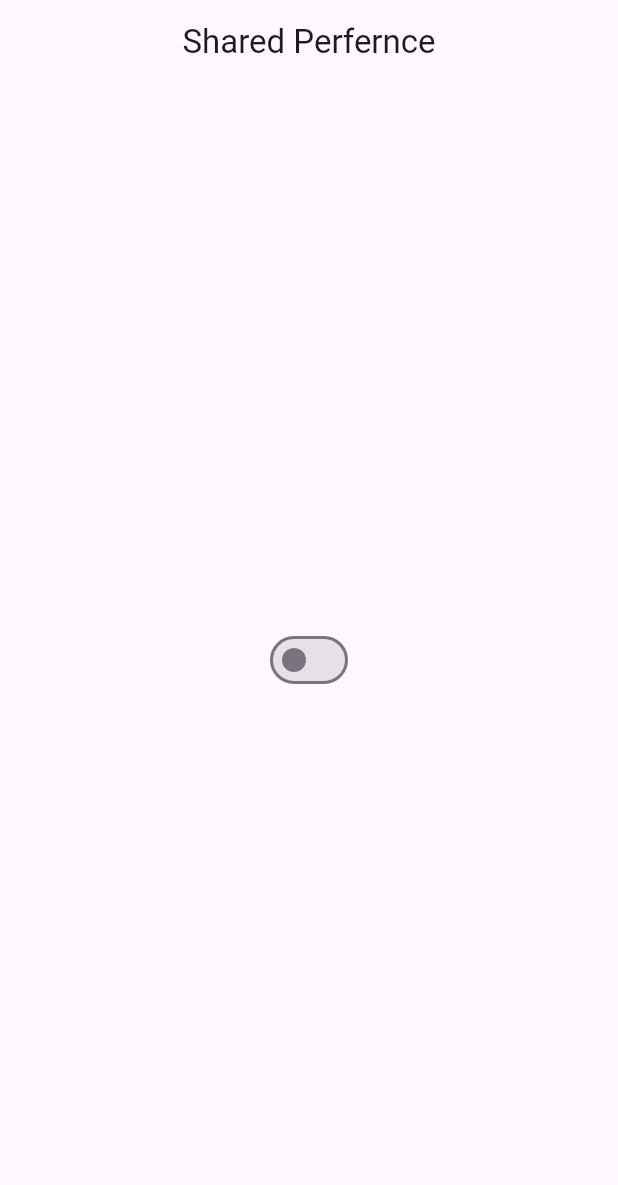
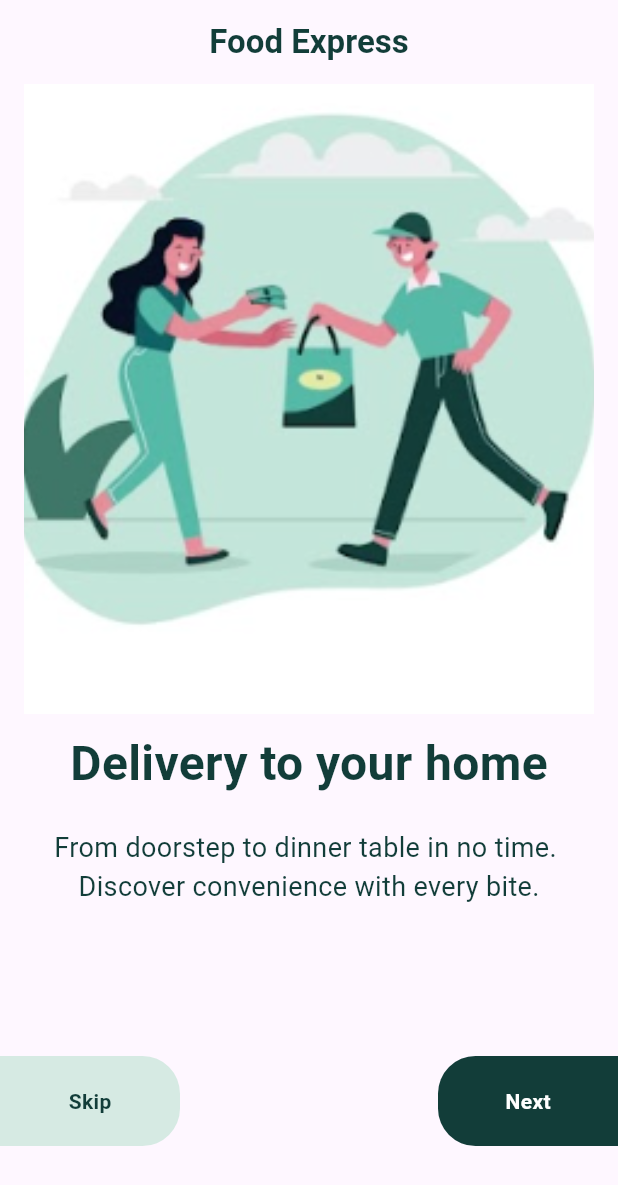
Before and after one commit to harshdusane2103/Adv_Flutter_Ch_First, a Flutter app: the screen it shows after launch, on a phone screen of 412 x 824 dp. Shown: the top 1185 px of the screen. Run offline on Flutter 3.47's test engine with Material 3 defaults, Android fonts, the phone set to English and light mode, and no system bars; our stand-ins replace shared_preferences.

Commit message:
13/7/2024

```diff
--- a/lib/Screen/PR_1.6_Task_1/Provider/provider.dart
+++ b/lib/Screen/PR_1.6_Task_1/Provider/provider.dart
@@ -1,5 +1,6 @@
 import 'package:flutter/material.dart';
 import 'package:shared_preferences/shared_preferences.dart';
+
 class SharedHomeProvider extends ChangeNotifier
 {
   bool isDark =false;
--- /dev/null
+++ b/lib/Screen/PR_1.6_Task_2/Provider/Introprovider.dart
@@ -0,0 +1,5 @@
+import 'package:flutter/material.dart';
+class IntroProvider extends ChangeNotifier
+{
+
+}
--- /dev/null
+++ b/lib/Screen/PR_1.6_Task_2/View/IntroScreen.dart
@@ -0,0 +1,73 @@
+import 'package:adv_fullter_ch1/Screen/PR_1.6_Task_2/View/Introscreen2.dart';
+import 'package:adv_fullter_ch1/Utils/color.dart';
+import 'package:flutter/material.dart';
+class IntroScreen1 extends StatelessWidget {
+  const IntroScreen1({super.key});
+
+  @override
+  Widget build(BuildContext context) {
+    return Scaffold(
+      appBar: AppBar(
+        centerTitle: true,
+        title: Text(
+          'Food Express',
+          style: TextStyle(color:primaryColor,fontWeight: FontWeight.bold),
+        ),
+
+      ),
+      body: Center(
+        child: Column(
+          children: [
+            Container(
+              height: 420,
+              width: 380,
+              decoration: BoxDecoration(
+                image: DecorationImage(
+                  fit: BoxFit.cover,
+                  image: AssetImage('asstes/image/image1.png'),
+                )
+              ),
+
+            ),
+            SizedBox(height: 10,),
+            Text('Delivery to your home',style: TextStyle(color: primaryColor,fontWeight: FontWeight.bold,fontSize: 32),),
+            SizedBox(height: 20,),
+            Text('From doorstep to dinner table in no time. ',style: TextStyle(color: primaryColor,fontSize: 18),),
+            Text('Discover convenience with every bite.',style: TextStyle(color: primaryColor,fontSize: 18),),
+            SizedBox(height: 100,),
+            Row(
+              mainAxisAlignment: MainAxisAlignment.spaceBetween,
+              children: [
+                Container(
+                  height: 60,
+                  width: 120,
+                  decoration: BoxDecoration(
+                    color: SecondaryColor,
+                    borderRadius: BorderRadius.only(topRight: Radius.circular(25),bottomRight: Radius.circular(25))
+                  ),
+                  child: Center(child: Text('Skip',style: TextStyle(color: primaryColor,fontWeight: FontWeight.bold),)),
+                ),
+                InkWell(onTap: () {
+                  Navigator.of(context).push(MaterialPageRoute(
+                      builder: (context) => IntroScreen2()));
+
+                },
+                  child: Container(
+                    height: 60,
+                    width: 120,
+                    decoration: BoxDecoration(
+                      color: primaryColor,
+                      borderRadius: BorderRadius.only(topLeft: Radius.circular(25),bottomLeft: Radius.circular(25))
+                    ),
+                    child: Center(child: Text('Next',style: TextStyle(color: Colors.white,fontWeight: FontWeight.bold),)),
+                  ),
+                ),
+              ],
+            )
+          ],
+        ),
+      ),
+
+    );
+  }
+}
--- /dev/null
+++ b/lib/Utils/color.dart
@@ -0,0 +1,3 @@
+import 'package:flutter/material.dart';
+  Color primaryColor = Color(0xff123D39);
+  Color SecondaryColor = Color(0xffD6EAE3);
--- a/lib/main.dart
+++ b/lib/main.dart
@@ -5,26 +5,48 @@
 
 
 
-import 'package:adv_fullter_ch1/Screen/PR_1.6_Task_1/Provider/provider.dart';
+
+import 'package:adv_fullter_ch1/Screen/PR_1.6_Task_2/View/IntroScreen.dart';
+import 'package:adv_fullter_ch1/Screen/PR_1.6_Task_2/View/Introscreen2.dart';
 import 'package:flutter/material.dart';
-import 'package:provider/provider.dart';
-import 'package:shared_preferences/shared_preferences.dart';
 
 
-import 'Screen/PR_1.6_Task_1/view/home.dart';
 
 
-Future<void> main() async {
-  WidgetsFlutterBinding.ensureInitialized();
-
-   SharedPreferences sharedPreferences= await SharedPreferences.getInstance();
-  bool theme =sharedPreferences.getBool('theme')?? false;
-  runApp(ChangeNotifierProvider(
-    create: (context)=>SharedHomeProvider(theme),
-      child: const MyApp()));
-}
 
 
+// Future<void> main() async {
+//   WidgetsFlutterBinding.ensureInitialized();
+//
+//    SharedPreferences sharedPreferences= await SharedPreferences.getInstance();
+//   bool theme =sharedPreferences.getBool('theme')?? false;
+//   runApp(ChangeNotifierProvider(
+//     create: (context)=>SharedHomeProvider(theme),
+//       child: const MyApp()));
+// }
+//
+//
+// class MyApp extends StatelessWidget {
+//   const MyApp({super.key});
+//
+//   @override
+//   Widget build(BuildContext context) {
+//     return MaterialApp(
+//       debugShowCheckedModeBanner: false,
+//       theme: ThemeData.light(),
+//       darkTheme: ThemeData.dark(),
+//       themeMode: Provider
+//           .of<SharedHomeProvider>(context, listen: true)
+//           .isDark ? ThemeMode.dark : ThemeMode.light,
+//       home: HomePage(),
+//     );
+//   }
+//
+// }
+void main()
+{
+  runApp(MyApp());
+}
 class MyApp extends StatelessWidget {
   const MyApp({super.key});
 
@@ -32,13 +54,10 @@ class MyApp extends StatelessWidget {
   Widget build(BuildContext context) {
     return MaterialApp(
       debugShowCheckedModeBanner: false,
-      theme: ThemeData.light(),
-      darkTheme: ThemeData.dark(),
-      themeMode: Provider
-          .of<SharedHomeProvider>(context, listen: true)
-          .isDark ? ThemeMode.dark : ThemeMode.light,
-      home: HomePage(),
+      routes: {
+        '/':(context)=>IntroScreen1(),
+        '/intro':(context)=>IntroScreen2(),
+      },
     );
   }
-
 }
--- a/pubspec.yaml
+++ b/pubspec.yaml
@@ -36,6 +36,7 @@ dependencies:
   # Use with the CupertinoIcons class for iOS style icons.
   cupertino_icons: ^1.0.6
   provider: ^6.1.2
+  shared_preferences: ^2.2.3
 
 
 dev_dependencies:
@@ -67,6 +68,9 @@ flutter:
   assets:
     - asstes/image/hd.jpeg
     - asstes/image/harsh.jpg
+    - asstes/image/image1.png
+    - asstes/image/image2.png
+    - asstes/image/image3.png
 
 
   # An image asset can refer to one or more resolution-specific "variants", see
```
Also changed, not shown: lib/Screen/PR_1.6_Task_2/View/Introscreen2.dart (added, +68 -0 lines), asstes/image/image1.png (added), asstes/image/image2.png (added), asstes/image/image3.png (added).
